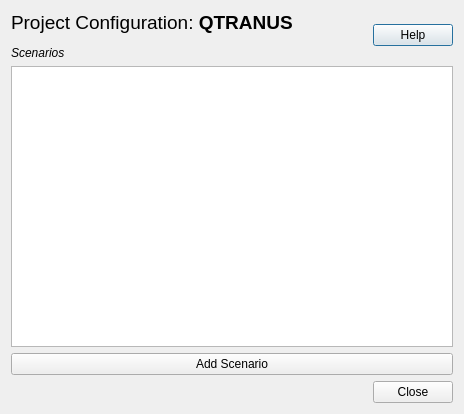
TomasdelaBarra/QTRANUS, file scenarios.ui: the form before one commit.
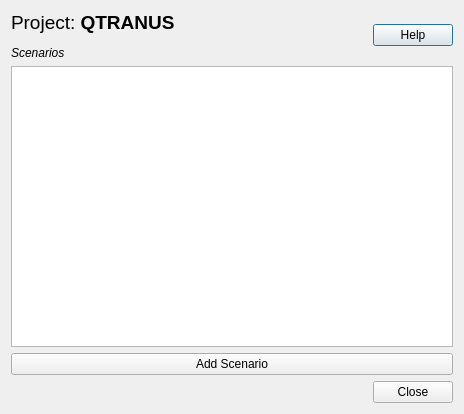
The form after the commit. Icons and pictures are not drawn.

Patch:
```diff
--- a/scenarios.ui
+++ b/scenarios.ui
@@ -19,7 +19,7 @@
      <item>
       <widget class="QLabel" name="label_title">
        <property name="text">
-        <string>&lt;html&gt;&lt;head/&gt;&lt;body&gt;&lt;p&gt;&lt;span style=&quot; font-size:14pt;&quot;&gt;Project Configuration: &lt;/span&gt;&lt;span style=&quot; font-size:14pt; font-weight:600;&quot;&gt;QTRANUS&lt;/span&gt;&lt;/p&gt;&lt;p&gt;&lt;span style=&quot; font-style:italic;&quot;&gt;Scenarios&lt;/span&gt;&lt;/p&gt;&lt;/body&gt;&lt;/html&gt;</string>
+        <string>&lt;html&gt;&lt;head/&gt;&lt;body&gt;&lt;p&gt;&lt;span style=&quot; font-size:14pt;&quot;&gt;Project: &lt;/span&gt;&lt;span style=&quot; font-size:14pt; font-weight:600;&quot;&gt;QTRANUS&lt;/span&gt;&lt;/p&gt;&lt;p&gt;&lt;span style=&quot; font-style:italic;&quot;&gt;Scenarios&lt;/span&gt;&lt;/p&gt;&lt;/body&gt;&lt;/html&gt;</string>
        </property>
       </widget>
      </item>
```
Left out of the diff: 2 changed lines with no effect on the pictures.
